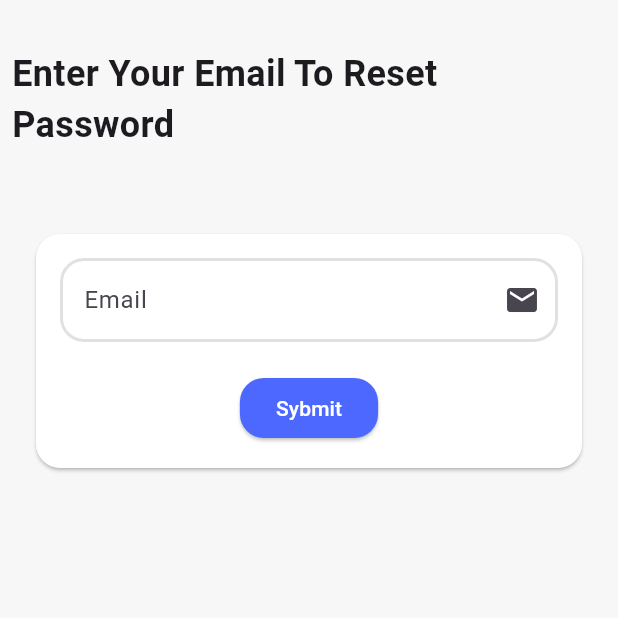
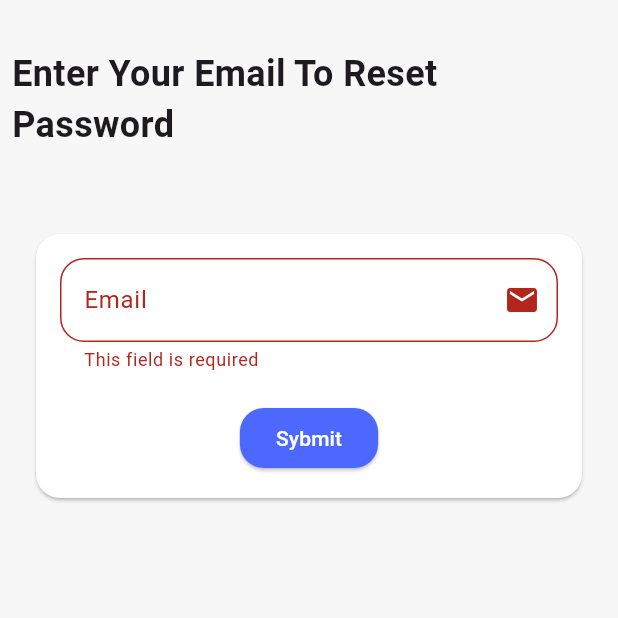
Before and after one commit to salahswidan/E-commerce-App---Admin-WebSite-Using-Supabase, a Flutter app: the ForgetView screen opened directly, after a tap on "Sybmit", on a phone screen of 412 x 824 dp, the top half of it. Run offline on Flutter 3.47's test engine with Material 3 defaults, Android fonts, the phone set to English and light mode, and no system bars; our stand-ins replace bloc, cached_network_image, flutter_bloc, flutter_rating_bar, google_nav_bar, google_sign_in and 1 more; accounts and stored records are empty.

Commit message:
forget password success, authentication stsyem was finished

```diff
--- a/lib/view/auth/ui/forget_view.dart
+++ b/lib/view/auth/ui/forget_view.dart
@@ -1,27 +1,53 @@
+import 'dart:math';
+
 import 'package:flutter/material.dart';
+import 'package:flutter_bloc/flutter_bloc.dart';
 import 'package:our_market/core/app_colors.dart';
+import 'package:our_market/core/functions/show_msg.dart';
+import 'package:our_market/view/product_details/ui/logic/cubit/authentication_cubit.dart';
+import '../../../core/components/custom_cicle_progress_indicator.dart';
 import 'widget/custom_elevated_btn.dart';
-import 'widget/custom_row_with_arrow_btn.dart';
-import 'widget/custom_text_button.dart';
 import 'widget/custom_text_field.dart';
 
-class ForgetView extends StatelessWidget {
+class ForgetView extends StatefulWidget {
 const ForgetView({super.key});
 
   @override
+  State<ForgetView> createState() => _ForgetViewState();
+}
+
+class _ForgetViewState extends State<ForgetView> {
+  final GlobalKey<FormState> formKey = GlobalKey<FormState>();
+
+  final TextEditingController emailController = TextEditingController();
+
+  @override
   Widget build(BuildContext context) {
+    return BlocConsumer<AuthenticationCubit, AuthenticationState>(
+      listener: (context, state) {
+        if (state is PasswordResetSuccess) {
+          Navigator.pop(context);
+          showMsg(context, "Email Was Sent");
+        }
+      },
+      builder: (context, state) {
         return Scaffold(
-      body: SafeArea(
+          body: state is PasswordResetLoading
+              ? CustomCircleIndicator()
+              : SafeArea(
+                  child: Form(
+                  key: formKey,
                   child: Column(
                     children: [
                       const SizedBox(
                         height: 24,
                       ),
-          Padding(
-            padding: const EdgeInsets.all(8.0),
-            child: const Text(
+                      const Padding(
+                        padding: EdgeInsets.all(8.0),
+                        child: Text(
                           "Enter Your Email To Reset Password",
-              style: TextStyle(fontSize: 24, fontWeight: FontWeight.bold),
+                          style: TextStyle(
+                              fontSize: 24, fontWeight: FontWeight.bold),
                         ),
                       ),
                       const SizedBox(
@@ -37,7 +63,8 @@ class ForgetView extends StatelessWidget {
                           padding: const EdgeInsets.all(16.0),
                           child: Column(
                             children: [
-                  const CustomTextFormField(
+                               CustomTextFormField(
+                                controller: emailController,
                                 lableText: 'Email',
                                 keyboardType: TextInputType.emailAddress,
                                 suffixIcon: Icon(Icons.email),
@@ -47,14 +74,29 @@ class ForgetView extends StatelessWidget {
                               ),
                               CustomEBtn(
                                 text: 'Sybmit',
-                    onTap: () {},
+                                onTap: () {
+                                  if (formKey.currentState!.validate()) {
+                                    context
+                                        .read<AuthenticationCubit>()
+                                        .resetPassword(
+                                            email: emailController.text);
+                                  }
+                                },
                               ),
                             ],
                           ),
                         ),
                       ),
                     ],
+                  ),
                 )),
         );
+      },
+    );
+  }
+  @override
+  void dispose() {
+    emailController.dispose();
+    super.dispose();
   }
 }
--- a/lib/view/product_details/ui/logic/cubit/authentication_state.dart
+++ b/lib/view/product_details/ui/logic/cubit/authentication_state.dart
@@ -27,3 +27,7 @@ final class GoogleSignInError  extends AuthenticationState {}
 final class LogoutSuccess extends AuthenticationState {}
 final class LogoutLoading extends AuthenticationState {}
 final class LogoutError  extends AuthenticationState {}
+
+final class PasswordResetSuccess extends AuthenticationState {}
+final class PasswordResetLoading extends AuthenticationState {}
+final class PasswordResetError  extends AuthenticationState {}
```
Also changed, not shown: lib/view/product_details/ui/logic/cubit/authentication_cubit.dart (+11 -0 lines). Lines whose indentation alone changed are shown as unchanged.
